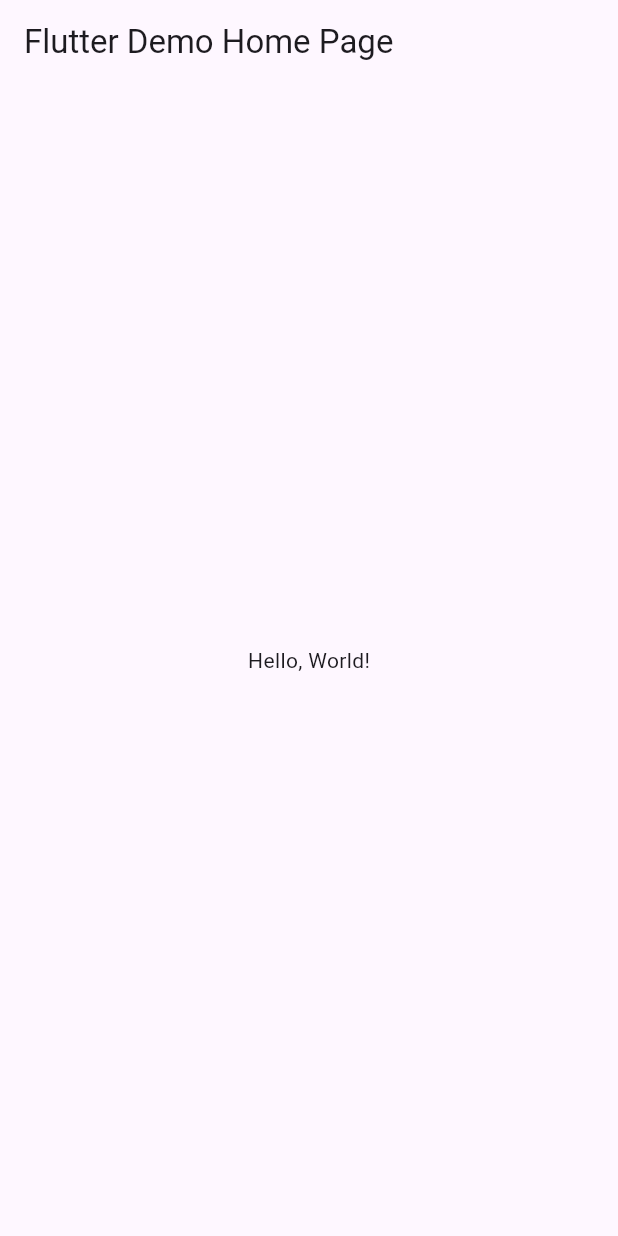
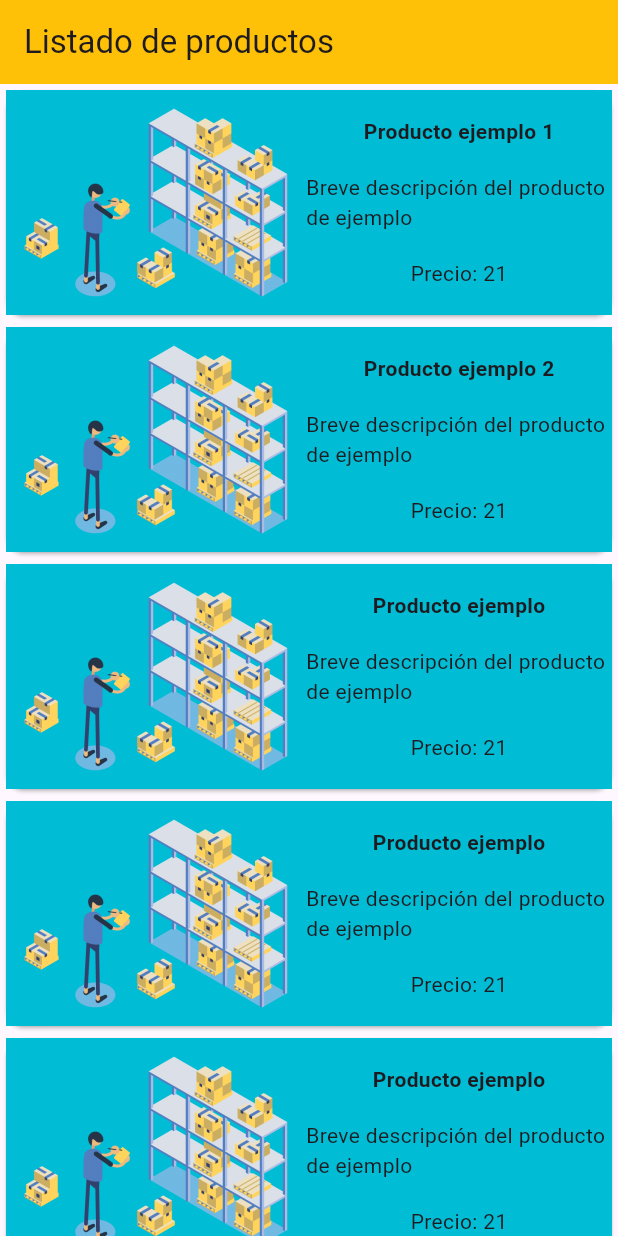
Before and after one commit to nava128/ListadoProductos, a Flutter app: the screen it shows after launch, on a phone screen of 412 x 824 dp. Run offline on Flutter 3.47's test engine with Material 3 defaults, Android fonts, the phone set to English and light mode, and no system bars.

```diff
--- /dev/null
+++ b/lib/fichaproducto.dart
@@ -0,0 +1,41 @@
+import 'package:flutter/material.dart';
+
+class FichaProducto extends StatelessWidget {
+  final String nombre;
+  final String descripcion;
+  final int precio;
+  final String imagen;
+
+  const FichaProducto(
+      {super.key,
+      required this.nombre,
+      required this.descripcion,
+      required this.precio,
+      required this.imagen});
+
+  @override
+  Widget build(BuildContext context) {
+    return Card(
+      child: Container(
+          color: Colors.cyan,
+          height: 150,
+          child: Row(
+            children: <Widget>[
+              Image.asset(
+                "assets/imagenes/$imagen",
+                fit: BoxFit.cover,
+              ),
+              Expanded(
+                  child: Column(
+                      mainAxisAlignment: MainAxisAlignment.spaceEvenly,
+                      children: <Widget>[
+                    Text(nombre,
+                        style: const TextStyle(fontWeight: FontWeight.bold)),
+                    Text(descripcion),
+                    Text("Precio: $precio")
+                  ]))
+            ],
+          )),
+    );
+  }
+}
--- /dev/null
+++ b/lib/listadoproductos.dart
@@ -0,0 +1,46 @@
+import 'package:flutter/material.dart';
+import 'package:navalistaproductos/fichaproducto.dart';
+
+class ListadoProductos extends StatelessWidget {
+  final String titulo;
+
+  const ListadoProductos({super.key, required this.titulo});
+
+  @override
+  Widget build(BuildContext context) {
+    return Scaffold(
+        appBar: AppBar(
+          backgroundColor: Colors.amber,
+          title: Text(titulo),
+        ),
+        body: ListView(
+          children: const <Widget>[
+            FichaProducto(
+                nombre: 'Producto ejemplo 1',
+                descripcion: 'Breve descripción del producto de ejemplo',
+                precio: 21,
+                imagen: 'producto.png'),
+            FichaProducto(
+                nombre: 'Producto ejemplo 2',
+                descripcion: 'Breve descripción del producto de ejemplo',
+                precio: 21,
+                imagen: 'producto.png'),
+            FichaProducto(
+                nombre: 'Producto ejemplo',
+                descripcion: 'Breve descripción del producto de ejemplo',
+                precio: 21,
+                imagen: 'producto.png'),
+            FichaProducto(
+                nombre: 'Producto ejemplo',
+                descripcion: 'Breve descripción del producto de ejemplo',
+                precio: 21,
+                imagen: 'producto.png'),
+            FichaProducto(
+                nombre: 'Producto ejemplo',
+                descripcion: 'Breve descripción del producto de ejemplo',
+                precio: 21,
+                imagen: 'producto.png'),
+          ],
+        ));
+  }
+}
--- a/lib/main.dart
+++ b/lib/main.dart
@@ -1,43 +1,21 @@
 import 'package:flutter/material.dart';
+import 'listadoproductos.dart';
 
-void main() => runApp(MyApp());
+void main() => runApp(const MyApp());
 
 class MyApp extends StatelessWidget {
   const MyApp({super.key});
+
   // This widget is the root of your application.
   @override
   Widget build(BuildContext context) {
     return MaterialApp(
-      // Application name
-      title: 'Flutter Hello World',
-      // Application theme data, you can set the colors for the application as
-      // you want
+      debugShowCheckedModeBanner: false,
+      title: 'Flutter Demo',
       theme: ThemeData(
-        // useMaterial3: false,
         primarySwatch: Colors.blue,
       ),
-      // A widget which will be started on application startup
-      home: MyHomePage(title: 'Flutter Demo Home Page'),
+      home: const ListadoProductos(titulo: 'Listado de productos'),
     );
   }
 }
-
-class MyHomePage extends StatelessWidget {
-  final String title;
-  const MyHomePage({super.key, required this.title});
-
-  @override
-  Widget build(BuildContext context) {
-    return Scaffold(
-      appBar: AppBar(
-        // The title text which will be shown on the action bar
-        title: Text(title),
-      ),
-      body: Center(
-        child: Text(
-          'Hello, World!',
-        ),
-      ),
-    );
-  }
-}
--- a/pubspec.yaml
+++ b/pubspec.yaml
@@ -17,8 +17,8 @@ dev_dependencies:
 
 flutter:
   uses-material-design: true
-  # assets:
-  #  - images/a_dot_burr.jpeg
+  assets:
+   - assets/imagenes/producto.png
   #  - images/a_dot_ham.jpeg
   # fonts:
   #   - family: Schyler
```
Also changed, not shown: assets/imagenes/producto.png (added), assets/imglistadoproductos.png (added).
